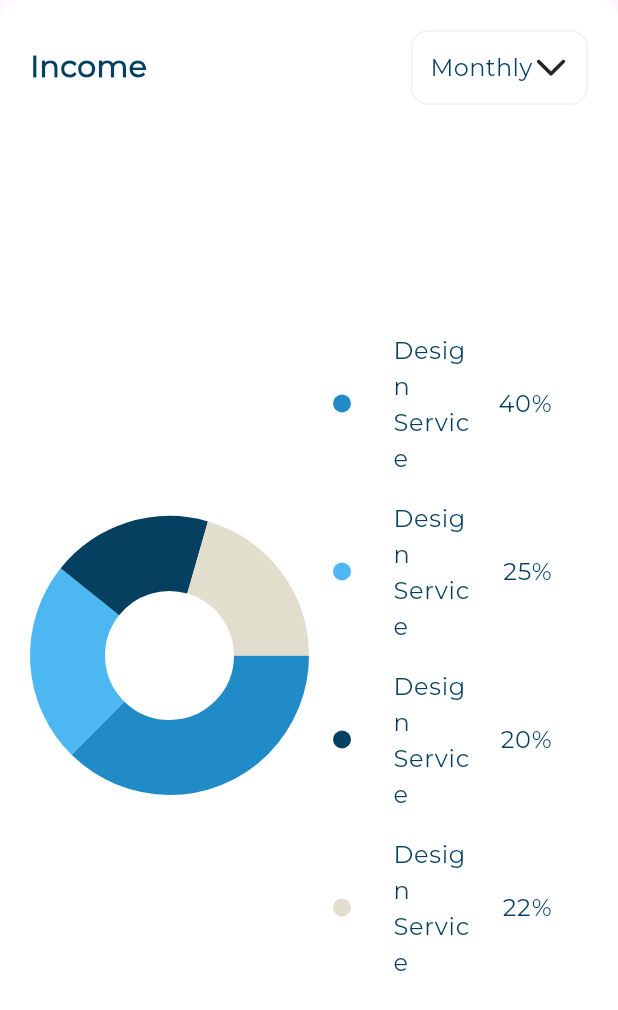
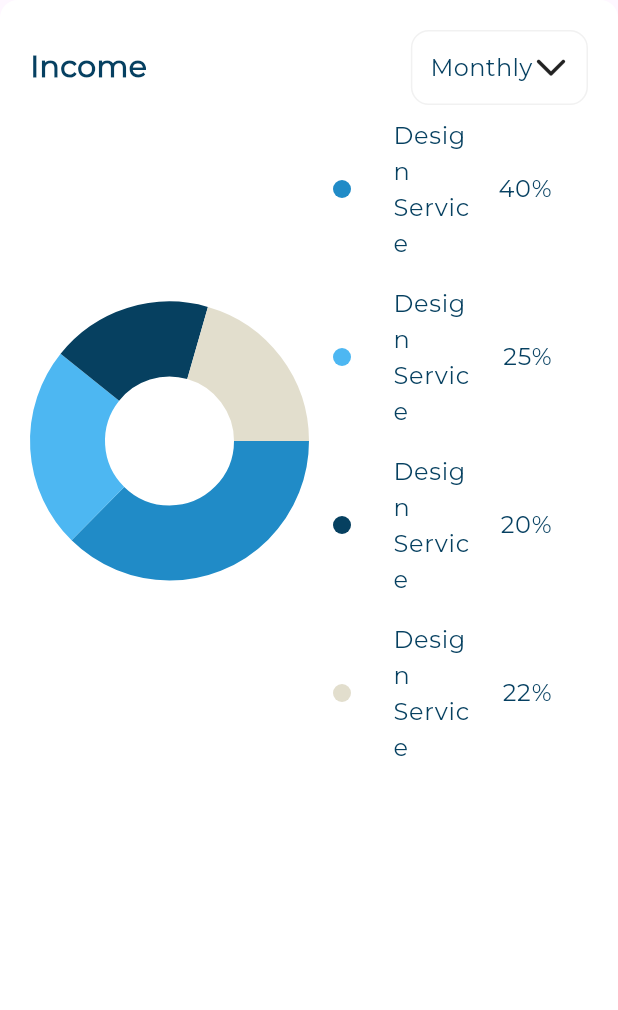
Before and after one commit to habibazaiin/responsive_dash_board, a Flutter app: the IncomeSection widget shown alone on an empty page, opened directly, on a phone screen of 412 x 824 dp. Shown: the top 1010 px of the screen. Run offline on Flutter 3.47's test engine with Material 3 defaults, Android fonts, the phone set to English and light mode, and no system bars; drawn by our look-alikes of fl_chart; our stand-ins replace expandable_page_view, flutter_svg.

Commit message:
create dashboard mobile layout and dashboard tablet layout done

```diff
--- a/lib/widgets/income_chart.dart
+++ b/lib/widgets/income_chart.dart
@@ -13,7 +13,7 @@ class _IncomeChartState extends State<IncomeChart> {
 
   @override
   Widget build(BuildContext context) {
-    return PieChart(getChartData());
+    return AspectRatio(aspectRatio: 1, child: PieChart(getChartData()));
   }
 
   PieChartData getChartData() {
--- a/lib/widgets/income_section.dart
+++ b/lib/widgets/income_section.dart
@@ -15,13 +15,12 @@ class IncomeSection extends StatelessWidget {
         crossAxisAlignment: CrossAxisAlignment.start,
         children: [
           IncomeSectionHeader(),
-          Expanded(
-            child: Row(
-              children: [
-                Expanded(child: IncomeChart()),
-                Expanded(child: IncomeDetails()),
-              ],
-            ),
+          Row(
+            crossAxisAlignment: CrossAxisAlignment.center,
+            children: [
+              Expanded(child: IncomeChart()),
+              Expanded(child: IncomeDetails()),
+            ],
           ),
         ],
       ),
```
Also changed, not shown: lib/widgets/dashboard_mobile_layout.dart (added, +25 -0 lines), lib/widgets/dashboard_tablet_layout.dart (+7 -1 lines).
